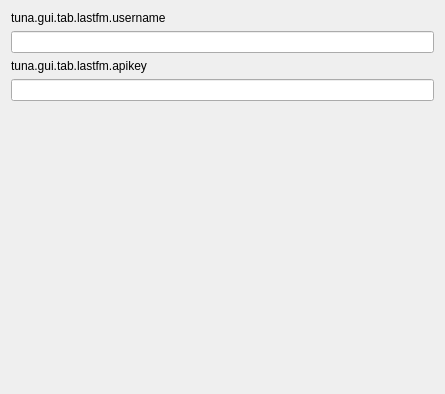
First picture: the form in src/gui/widgets/lastfm.ui, repository univrsal/tuna, before the edit.
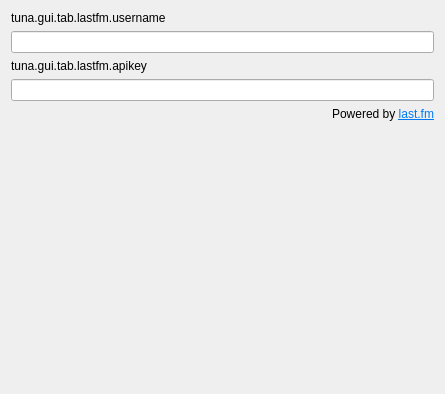
Second picture: the form after the edit.

Commit message: finished last.fm support credentials are now passed as defines instead of a file switched to c++ threads

Diff of the .ui file:
```diff
--- a/src/gui/widgets/lastfm.ui
+++ b/src/gui/widgets/lastfm.ui
@@ -32,7 +32,17 @@
     </widget>
    </item>
    <item>
-    <widget class="QLineEdit" name="lineEdit"/>
+    <widget class="QLineEdit" name="txt_apikey"/>
+   </item>
+   <item>
+    <widget class="QLabel" name="label_3">
+     <property name="text">
+      <string>&lt;html&gt;&lt;head/&gt;&lt;body&gt;&lt;p&gt;Powered by &lt;a href=&quot;https://www.last.fm/&quot;&gt;&lt;span style=&quot; text-decoration: underline; color:#007af4;&quot;&gt;last.fm&lt;/span&gt;&lt;/a&gt;&lt;/p&gt;&lt;/body&gt;&lt;/html&gt;</string>
+     </property>
+     <property name="alignment">
+      <set>Qt::AlignRight|Qt::AlignTrailing|Qt::AlignVCenter</set>
+     </property>
+    </widget>
    </item>
    <item>
     <spacer name="verticalSpacer">
```
The commit also changes 30 other files.
